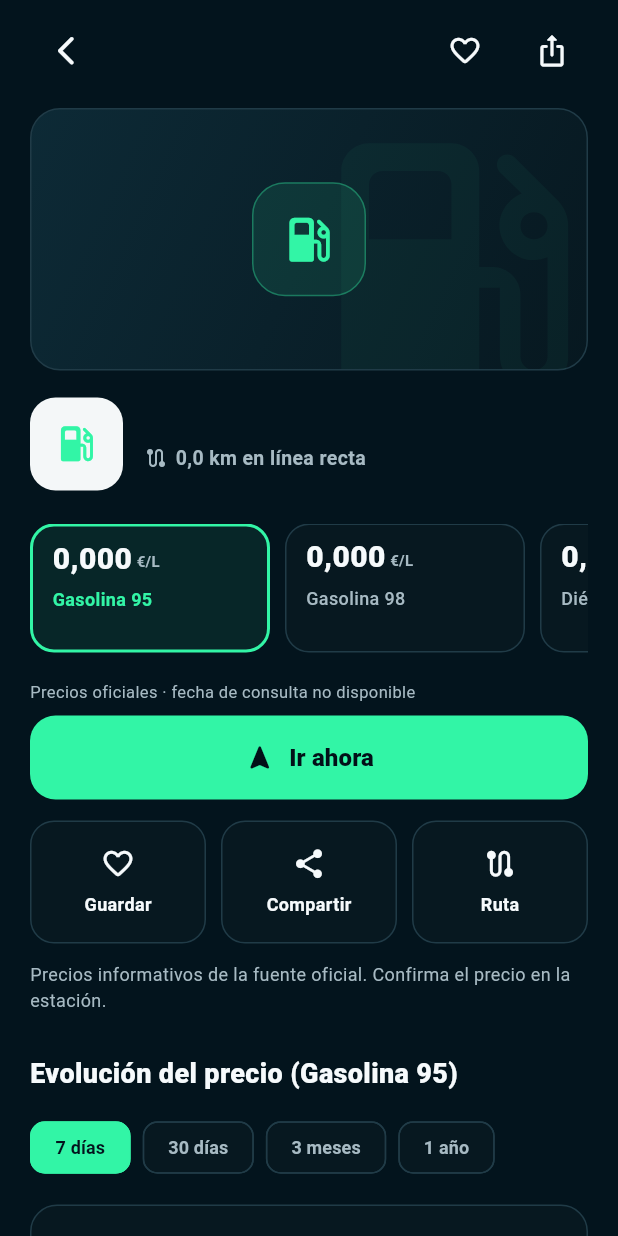
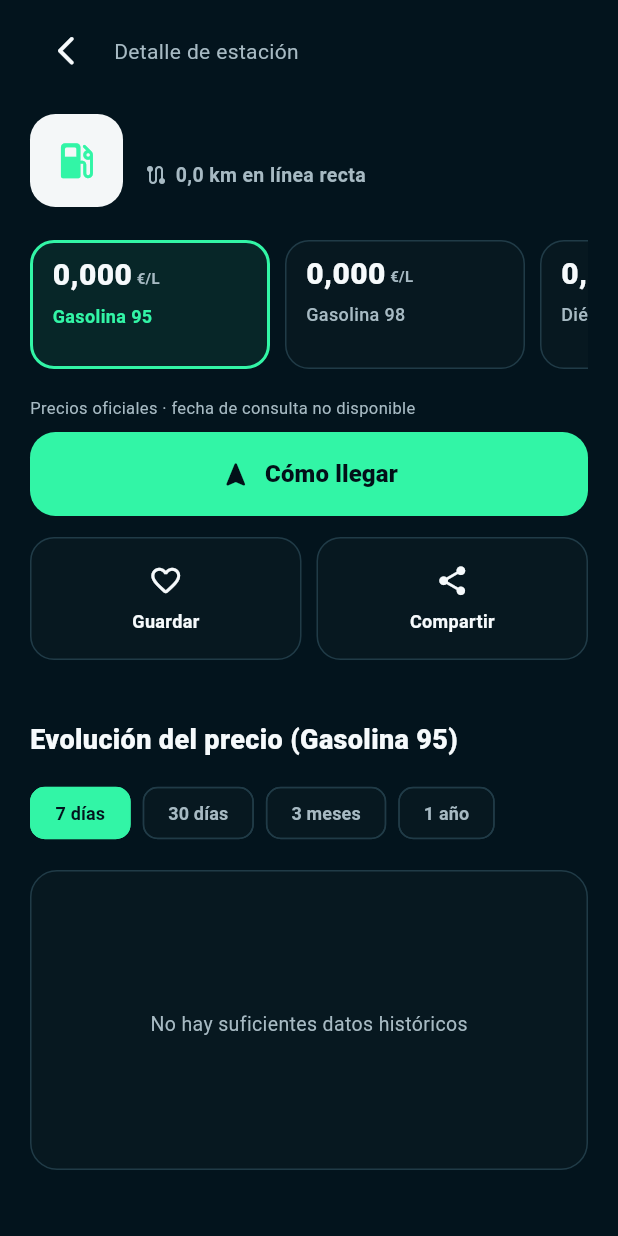
Before and after one commit to jvr-19/surtio, a Flutter app: the StationDetailScreen screen opened directly with empty values, on a phone screen of 412 x 824 dp. Run offline on Flutter 3.47's test engine with Material 3 defaults, Android fonts, the phone set to English and light mode, and no system bars; our stand-ins replace geolocator, share_plus, shared_preferences; missing offline and left inert: maplibre_gl; accounts and stored records are empty; network calls fail.

Commit message:
feat: simplify station discovery and detail actions

```diff
--- a/lib/features/station/presentation/station_detail_screen.dart
+++ b/lib/features/station/presentation/station_detail_screen.dart
@@ -152,22 +152,7 @@ class _StationDetailScreenState extends State<StationDetailScreen> {
           child: Column(
             crossAxisAlignment: CrossAxisAlignment.stretch,
             children: [
-              _TopBar(
-                onBack: () => Navigator.of(context).pop(),
-                isFavorite: _favorites.contains(station.id),
-                onFavorite: _toggleFavorite,
-                onShare: () => StationActions.share(
-                  context,
-                  station,
-                  _selectedFuel,
-                  queriedAt: widget.queriedAt,
-                ),
-              ),
-              const SizedBox(height: 14),
-
-              // Más adelante aquí irá la foto real de la estación.
-              const _StationHero(),
-
+              _TopBar(onBack: () => Navigator.of(context).pop()),
               const SizedBox(height: 18),
 
               _StationIdentity(station: station, distanceKm: widget.distanceKm),
@@ -199,7 +184,7 @@ class _StationDetailScreenState extends State<StationDetailScreen> {
               ),
               const SizedBox(height: 8),
               _PrimaryButton(
-                label: 'Ir ahora',
+                label: 'Cómo llegar',
                 icon: Icons.navigation_rounded,
                 onPressed: () => StationActions.navigate(context, station),
               ),
@@ -216,14 +201,8 @@ class _StationDetailScreenState extends State<StationDetailScreen> {
                   _selectedFuel,
                   queriedAt: widget.queriedAt,
                 ),
-                onRoute: () => StationActions.navigate(context, station),
               ),
               const SizedBox(height: 12),
-              const Text(
-                'Precios informativos de la fuente oficial. Confirma el precio en la estación.',
-                style: TextStyle(color: AppColors.textSecondary, fontSize: 12),
-              ),
-
               if (station.schedule.isNotEmpty) ...[
                 const SizedBox(height: 24),
                 _ScheduleSection(schedule: station.schedule),
@@ -257,44 +236,26 @@ class _StationDetailScreenState extends State<StationDetailScreen> {
 }
 
 class _TopBar extends StatelessWidget {
-  const _TopBar({
-    required this.onBack,
-    required this.isFavorite,
-    required this.onFavorite,
-    required this.onShare,
-  });
-
+  const _TopBar({required this.onBack});
   final VoidCallback onBack;
-  final bool isFavorite;
-  final VoidCallback onFavorite;
-  final VoidCallback onShare;
 
   @override
-  Widget build(BuildContext context) {
-    return Row(
+  Widget build(BuildContext context) => Row(
     children: [
       _TopButton(
         icon: Icons.arrow_back_ios_new_rounded,
         onTap: onBack,
         label: 'Volver',
       ),
-        const Spacer(),
-        _TopButton(
-          icon: isFavorite
-              ? Icons.favorite_rounded
-              : Icons.favorite_border_rounded,
-          onTap: onFavorite,
-          label: isFavorite ? 'Quitar favorito' : 'Guardar favorito',
+      const SizedBox(width: 8),
+      const Expanded(
+        child: Text(
+          'Detalle de estación',
+          style: TextStyle(color: AppColors.textSecondary),
         ),
-        const SizedBox(width: 10),
-        _TopButton(
-          icon: Icons.ios_share_rounded,
-          onTap: onShare,
-          label: 'Compartir estación',
       ),
     ],
   );
-  }
 }
 
 class _TopButton extends StatelessWidget {
@@ -315,58 +276,6 @@ class _TopButton extends StatelessWidget {
       onPressed: onTap,
       icon: Icon(icon, color: AppColors.textPrimary, size: 23),
       constraints: const BoxConstraints(minWidth: 44, minHeight: 44),
-    );
-  }
-}
-
-class _StationHero extends StatelessWidget {
-  const _StationHero();
-
-  @override
-  Widget build(BuildContext context) {
-    return Container(
-      height: 175,
-      decoration: BoxDecoration(
-        gradient: const LinearGradient(
-          begin: Alignment.topLeft,
-          end: Alignment.bottomRight,
-          colors: [Color(0xFF0D2A36), Color(0xFF071820)],
-        ),
-        borderRadius: BorderRadius.circular(20),
-        border: Border.all(color: AppColors.border),
-      ),
-      clipBehavior: Clip.antiAlias,
-      child: Stack(
-        children: [
-          Positioned(
-            right: -20,
-            bottom: -42,
-            child: Icon(
-              Icons.local_gas_station_rounded,
-              size: 220,
-              color: AppColors.primary.withValues(alpha: 0.045),
-            ),
-          ),
-          Center(
-            child: Container(
-              width: 76,
-              height: 76,
-              decoration: BoxDecoration(
-                color: AppColors.primary.withValues(alpha: 0.10),
-                borderRadius: BorderRadius.circular(22),
-                border: Border.all(
-                  color: AppColors.primary.withValues(alpha: 0.35),
-                ),
-              ),
-              child: const Icon(
-                Icons.local_gas_station_rounded,
-                color: AppColors.primary,
-                size: 39,
-              ),
-            ),
-          ),
-        ],
-      ),
     );
   }
 }
@@ -571,8 +480,8 @@ class _PrimaryButton extends StatelessWidget {
 
   @override
   Widget build(BuildContext context) {
-    return SizedBox(
-      height: 56,
+    return ConstrainedBox(
+      constraints: const BoxConstraints(minHeight: 56),
       child: FilledButton(
         onPressed: onPressed,
         style: FilledButton.styleFrom(
@@ -587,9 +496,15 @@ class _PrimaryButton extends StatelessWidget {
           children: [
             Icon(icon, size: 21),
             const SizedBox(width: 9),
-            Text(
+            Flexible(
+              child: Text(
                 label,
-              style: const TextStyle(fontSize: 16, fontWeight: FontWeight.w800),
+                textAlign: TextAlign.center,
+                style: const TextStyle(
+                  fontSize: 16,
+                  fontWeight: FontWeight.w800,
+                ),
+              ),
             ),
           ],
         ),
@@ -604,13 +519,11 @@ class _ActionButtons extends StatelessWidget {
     required this.saving,
     required this.onFavorite,
     required this.onShare,
-    required this.onRoute,
   });
   final bool isFavorite;
   final bool saving;
   final VoidCallback onFavorite;
   final VoidCallback onShare;
-  final VoidCallback onRoute;
 
   @override
   Widget build(BuildContext context) {
@@ -635,14 +548,6 @@ class _ActionButtons extends StatelessWidget {
             icon: Icons.share_rounded,
             label: 'Compartir',
             onTap: onShare,
-          ),
-        ),
-        const SizedBox(width: 10),
-        Expanded(
-          child: _ActionButton(
-            icon: Icons.route_rounded,
-            label: 'Ruta',
-            onTap: onRoute,
           ),
         ),
       ],
```
Also changed, not shown: lib/features/nearby/presentation/nearby_screen.dart (+28 -18 lines), 12 other files. Lines whose indentation alone changed are shown as unchanged.
